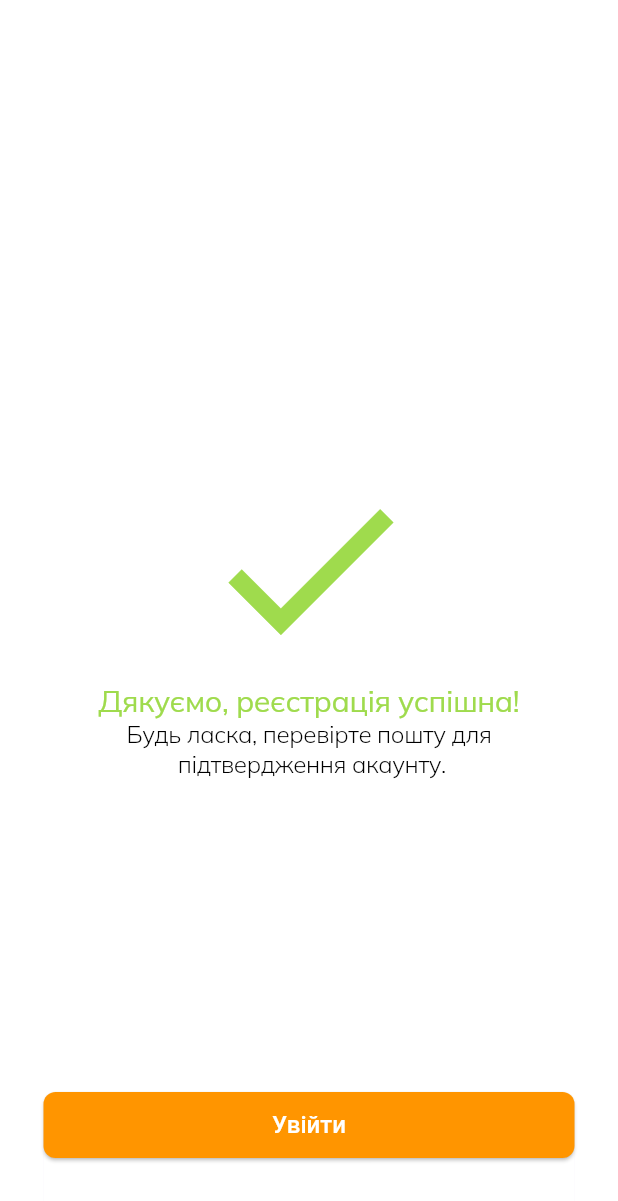
After one commit to alexsukhrin/marketplace-ui, a Flutter app: the RegistrationSuccessPage screen opened by its route, on a phone screen of 412 x 824 dp. The commit adds this screen. Shown: the top 1201 px of the screen. Run offline on Flutter 3.47's test engine with Material 3 defaults, Android fonts, the phone set to English and light mode, and no system bars; our stand-ins replace flutter_secure_storage, flutter_svg, google_fonts, shared_preferences; accounts and stored records are empty.

Commit message:
implemented successful registration page

```diff
--- a/lib/main.dart
+++ b/lib/main.dart
@@ -6,6 +6,7 @@ import 'package:flutter_application_1/src/ui/screens/welcome_page_screens/select
 import 'package:flutter_application_1/src/ui/screens/welcome_page_screens/welcome_screen.dart';
 import 'src/ui/screens/ auth/login_page.dart';
 import './src/ui/themes/app_theme.dart';
+import 'src/ui/screens/ auth/registration_success_page.dart';
 import 'src/ui/screens/welcome_page_screens/greeting_screen.dart';
 
 void main() {
@@ -41,6 +42,7 @@ class MyAppState extends State<Marcketplace> {
         '/': (context) => const WelcomeScreen(),
         '/login': (context) => const LoginPage(),
         '/registration': (context) => const RegistrationPage(),
+        '/succesRegistration': (context) => const RegistrationSuccessPage(),
         '/greeting': (context) => const GreetingScreen(),
         '/chooseRole': (context) => const ChooseRoleScreen(),
         '/selectCategory': (context) => const SelectCategoryScreen(),
--- a/lib/src/ui/screens/ auth/registration_page.dart
+++ b/lib/src/ui/screens/ auth/registration_page.dart
@@ -52,7 +52,7 @@ class RegistrationPageState extends State<RegistrationPage> {
           const SnackBar(content: Text('Реєстрація успішна!')),
         );
 
-        Navigator.pushReplacementNamed(context, '/greeting');
+        Navigator.pushReplacementNamed(context, '/succesRegistration');
       }
     }
   }
--- /dev/null
+++ b/lib/src/ui/screens/ auth/registration_success_page.dart
@@ -0,0 +1,50 @@
+import 'package:flutter/material.dart';
+import 'package:flutter_application_1/src/ui/widgets/auth_widgets/auth_button.dart';
+
+import '../../themes/app_theme.dart';
+
+class RegistrationSuccessPage extends StatelessWidget {
+  const RegistrationSuccessPage({super.key});
+
+  @override
+  Widget build(BuildContext context) {
+    final textTheme = Theme.of(context).textTheme;
+    return Scaffold(
+      body: Center(
+        child: Column(
+          mainAxisAlignment: MainAxisAlignment.center,
+          children: [
+            const Icon(
+              Icons.check,
+              color: AppTheme.successColor,
+              size: 150,
+            ),
+            Text(
+              'Дякуємо, реєстрація успішна!',
+              style: textTheme.displayLarge
+                  ?.copyWith(color: AppTheme.successColor),
+            ),
+            Text(
+              textAlign: TextAlign.center,
+              'Будь ласка, перевірте пошту для\n підтвердження акаунту.',
+              style: textTheme.bodyMedium?.copyWith(),
+            ),
+          ],
+        ),
+      ),
+      bottomSheet: Container(
+        color: Colors.white,
+        child: Padding(
+          padding: const EdgeInsets.only(bottom: 50),
+          child: AuthButton(
+            text: 'Увійти',
+            isButtonDisabled: false,
+            onPressed: () {
+              Navigator.pushNamed(context, '/login');
+            },
+          ),
+        ),
+      ),
+    );
+  }
+}
--- a/lib/src/ui/themes/app_theme.dart
+++ b/lib/src/ui/themes/app_theme.dart
@@ -25,6 +25,8 @@ class AppTheme {
 
   static const Color progressIndicatorInactive = Color(0xFFEFEFEF);
   static const Color progressIndicatorActive = Color(0xFFB6B6B6);
+
+  static const Color successColor = Color.fromRGBO(159, 219, 77, 1);
 
   static ThemeData lightTheme() {
     return ThemeData(
--- a/lib/src/ui/widgets/auth_widgets/auth_button.dart
+++ b/lib/src/ui/widgets/auth_widgets/auth_button.dart
@@ -25,7 +25,7 @@ class AuthButton extends StatelessWidget {
             ? AppTheme.disabledButtonColor
             : AppTheme.activeButtonColor,
         foregroundColor: AppTheme.witeText,
-        minimumSize: const Size(double.infinity, 44),
+        minimumSize: const Size(354, 44),
         shape: RoundedRectangleBorder(
           borderRadius: BorderRadius.circular(8),
         ),
```
Also changed, not shown: lib/src/ui/screens/ auth/login_page.dart (+12 -6 lines).
